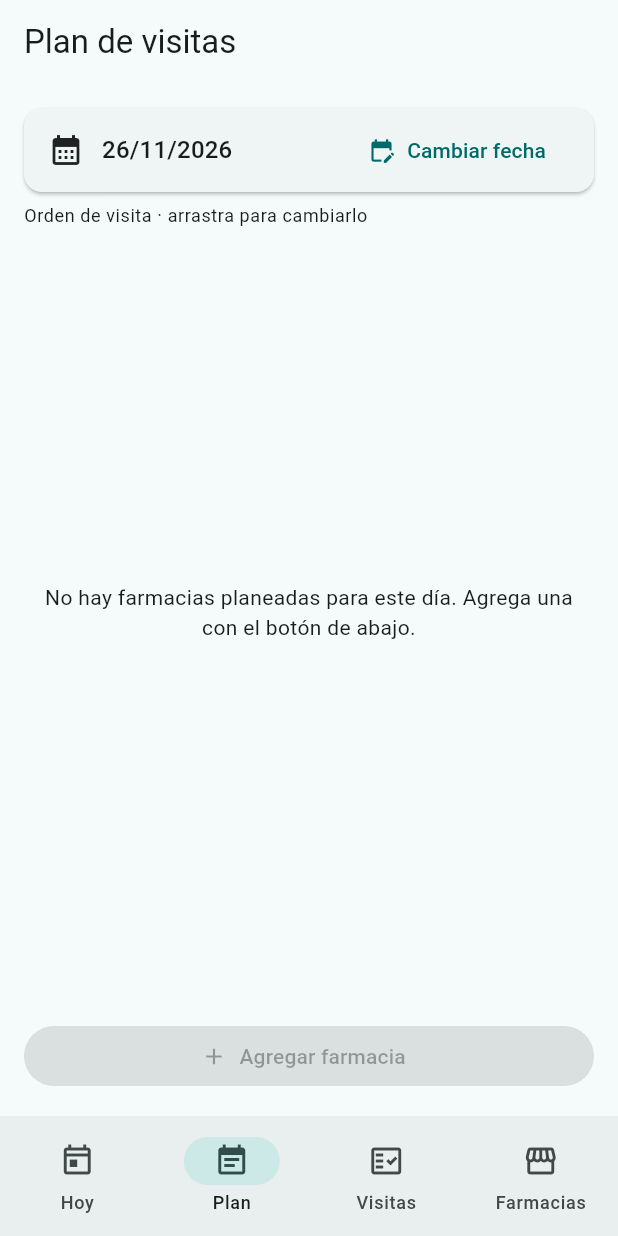
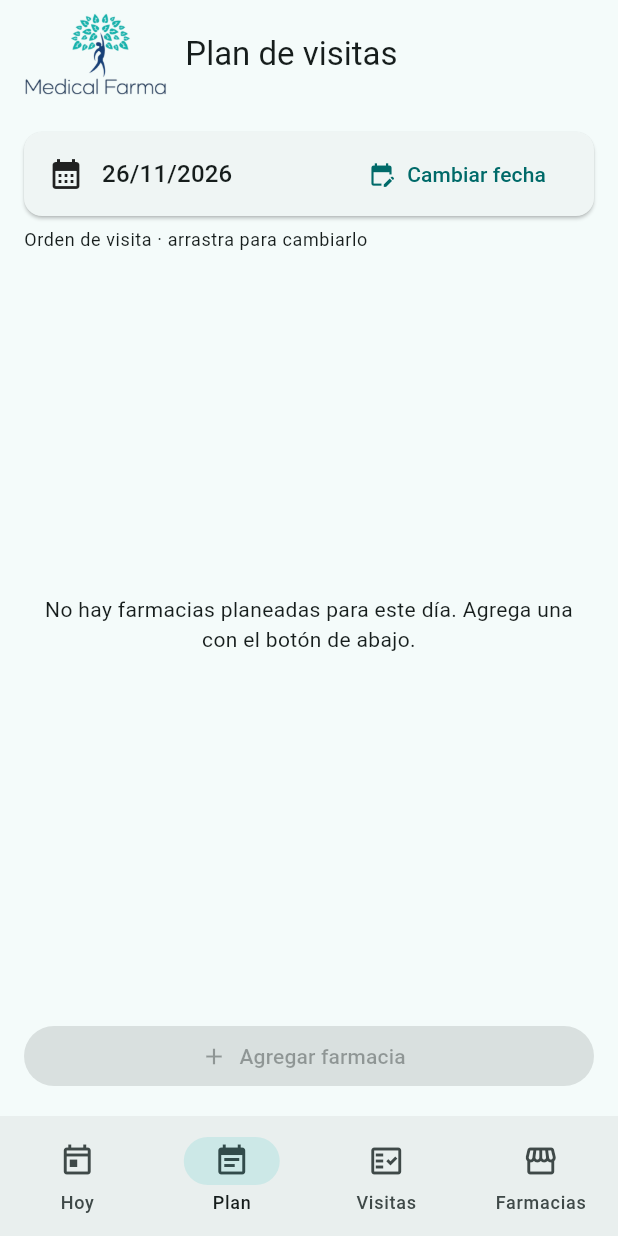
Before and after one commit to MartinEduardoContreras/transferencista, a Flutter app: the screen it shows after launch, item 2 of the bottom bar chosen, on a phone screen of 412 x 824 dp. Run offline on Flutter 3.47's test engine with Material 3 defaults, Android fonts, the phone set to English and light mode, and no system bars; our stand-ins replace geolocator, image_picker, material_ui, sqflite; accounts and stored records are empty.

Commit message:
Usa el logo Medical Farma en la barra superior de todas las pantallas
Agrega BrandAppBar y lo usa en las pantallas con AppBar.
Quita el logo anterior de la T de la app; el icono de escritorio no cambia.

Co-Authored-By: Claude Haiku 5.5 <noreply@anthropic.com>

```diff
--- a/lib/screens/new_pharmacy_screen.dart
+++ b/lib/screens/new_pharmacy_screen.dart
@@ -2,6 +2,7 @@ import 'package:material_ui/material_ui.dart';
 
 import '../data/app_repository.dart';
 import '../models/pharmacy.dart';
+import '../widgets/brand_app_bar.dart';
 
 /// Cadenas o tipos de farmacia que aparecen en el proceso del documento.
 const pharmacyChains = <String>[
@@ -66,7 +67,7 @@ class _NewPharmacyScreenState extends State<NewPharmacyScreen> {
   @override
   Widget build(BuildContext context) {
     return Scaffold(
-      appBar: AppBar(title: const Text('Nueva farmacia')),
+      appBar: const BrandAppBar(title: 'Nueva farmacia'),
       body: Form(
         key: _formKey,
         child: ListView(
--- a/lib/screens/pharmacies_screen.dart
+++ b/lib/screens/pharmacies_screen.dart
@@ -5,6 +5,7 @@ import '../models/pharmacy.dart';
 import '../services/location_service.dart';
 import 'new_pharmacy_screen.dart';
 import 'pharmacy_detail_screen.dart';
+import '../widgets/brand_app_bar.dart';
 
 /// Listado de farmacias con acceso a la creación de nuevas.
 class PharmaciesScreen extends StatelessWidget {
@@ -50,7 +51,7 @@ class PharmaciesScreen extends StatelessWidget {
       builder: (context, _) {
         final pharmacies = repository.pharmacies;
         return Scaffold(
-          appBar: AppBar(title: const Text('Farmacias')),
+          appBar: const BrandAppBar(title: 'Farmacias'),
           floatingActionButton: FloatingActionButton.extended(
             onPressed: () => _createPharmacy(context),
             icon: const Icon(Icons.add),
--- a/lib/screens/pharmacy_detail_screen.dart
+++ b/lib/screens/pharmacy_detail_screen.dart
@@ -7,6 +7,7 @@ import '../services/location_service.dart';
 import '../utils/format.dart';
 import '../widgets/info_section.dart';
 import 'visit_screen.dart';
+import '../widgets/brand_app_bar.dart';
 
 /// Preparación antes de la visita: qué sabe la transferencista del cliente.
 class PharmacyDetailScreen extends StatefulWidget {
@@ -67,7 +68,7 @@ class _PharmacyDetailScreenState extends State<PharmacyDetailScreen> {
     final history = selected == null ? null : repo.lastProductRecord(p, selected);
 
     return Scaffold(
-      appBar: AppBar(title: Text(p.name)),
+      appBar: BrandAppBar(title: p.name),
       body: ListView(
         padding: const EdgeInsets.all(16),
         children: [
--- a/lib/screens/plan_screen.dart
+++ b/lib/screens/plan_screen.dart
@@ -3,6 +3,7 @@ import 'package:material_ui/material_ui.dart';
 import '../data/app_repository.dart';
 import '../models/pharmacy.dart';
 import '../utils/format.dart';
+import '../widgets/brand_app_bar.dart';
 
 /// Plan de visitas: elige una fecha y ordena las farmacias en el orden de visita.
 /// Los cambios se guardan al momento.
@@ -65,7 +66,7 @@ class _PlanScreenState extends State<PlanScreen> {
         final hasAvailable = repo.pharmacies.any((p) => !ids.contains(p.id));
 
         return Scaffold(
-          appBar: AppBar(title: const Text('Plan de visitas')),
+          appBar: const BrandAppBar(title: 'Plan de visitas'),
           body: Column(
             children: [
               Card(
--- a/lib/screens/product_check_screen.dart
+++ b/lib/screens/product_check_screen.dart
@@ -4,6 +4,7 @@ import 'package:material_ui/material_ui.dart';
 
 import '../models/product_record.dart';
 import '../services/photo_storage.dart';
+import '../widgets/brand_app_bar.dart';
 
 /// Registro de un producto durante la visita: exhibición, precio, visibilidad,
 /// inventario, competencia, material POP, agotados y foto del producto.
@@ -65,7 +66,7 @@ class _ProductCheckScreenState extends State<ProductCheckScreen> {
   Widget build(BuildContext context) {
     final photo = _photoPath;
     return Scaffold(
-      appBar: AppBar(title: Text(widget.product)),
+      appBar: BrandAppBar(title: widget.product),
       body: Form(
         key: _formKey,
         child: ListView(
--- a/lib/screens/product_picker_screen.dart
+++ b/lib/screens/product_picker_screen.dart
@@ -1,6 +1,7 @@
 import 'package:material_ui/material_ui.dart';
 
 import '../models/product_record.dart';
+import '../widgets/brand_app_bar.dart';
 
 /// Elige un producto del catálogo que se encontró en la farmacia y su cantidad.
 /// Solo muestra los productos que todavía no están en la visita. Al elegir uno,
@@ -43,7 +44,7 @@ class _ProductPickerScreenState extends State<ProductPickerScreen> {
     ];
 
     return Scaffold(
-      appBar: AppBar(title: const Text('Agregar producto')),
+      appBar: const BrandAppBar(title: 'Agregar producto'),
       body: Column(
         children: [
           Padding(
--- a/lib/screens/transfer_screen.dart
+++ b/lib/screens/transfer_screen.dart
@@ -1,6 +1,7 @@
 import 'package:material_ui/material_ui.dart';
 
 import '../models/transfer.dart';
+import '../widgets/brand_app_bar.dart';
 
 /// Formulario de una transferencia (pedido): producto de la lista, distribuidor
 /// por donde se hace el pedido y cantidad solicitada. Al guardar devuelve el pedido.
@@ -44,7 +45,7 @@ class _TransferScreenState extends State<TransferScreen> {
   @override
   Widget build(BuildContext context) {
     return Scaffold(
-      appBar: AppBar(title: const Text('Nueva transferencia')),
+      appBar: const BrandAppBar(title: 'Nueva transferencia'),
       body: Form(
         key: _formKey,
         child: ListView(
--- a/lib/screens/visit_detail_screen.dart
+++ b/lib/screens/visit_detail_screen.dart
@@ -7,6 +7,7 @@ import '../models/product_record.dart';
 import '../models/visit.dart';
 import '../utils/format.dart';
 import '../widgets/info_section.dart';
+import '../widgets/brand_app_bar.dart';
 
 /// Datos completos de una visita registrada.
 class VisitDetailScreen extends StatelessWidget {
@@ -26,7 +27,7 @@ class VisitDetailScreen extends StatelessWidget {
     final pharmacy = repository.pharmacyById(visit.pharmacyId);
 
     return Scaffold(
-      appBar: AppBar(title: Text(pharmacy?.name ?? 'Visita')),
+      appBar: BrandAppBar(title: pharmacy?.name ?? 'Visita'),
       body: ListView(
         padding: const EdgeInsets.all(16),
         children: [
--- a/lib/screens/visit_screen.dart
+++ b/lib/screens/visit_screen.dart
@@ -19,6 +19,7 @@ import '../utils/format.dart';
 import 'product_check_screen.dart';
 import 'product_picker_screen.dart';
 import 'transfer_screen.dart';
+import '../widgets/brand_app_bar.dart';
 
 /// Radio en metros a partir del cual se avisa y se registra el trayecto.
 const trackingRadiusMeters = 500.0;
@@ -275,7 +276,7 @@ class _VisitScreenState extends State<VisitScreen> {
     final records = _records.values.toList();
 
     return Scaffold(
-      appBar: AppBar(title: Text('Visita · ${widget.pharmacy.name}')),
+      appBar: BrandAppBar(title: 'Visita · ${widget.pharmacy.name}'),
       body: ListView(
         padding: const EdgeInsets.all(16),
         children: [
--- a/lib/screens/visits_screen.dart
+++ b/lib/screens/visits_screen.dart
@@ -4,6 +4,7 @@ import '../data/app_repository.dart';
 import '../models/visit.dart';
 import '../utils/format.dart';
 import 'visit_detail_screen.dart';
+import '../widgets/brand_app_bar.dart';
 
 /// Historial de visitas con indicadores, agrupado por fecha (se puede expandir o colapsar).
 class VisitsScreen extends StatelessWidget {
@@ -41,7 +42,7 @@ class VisitsScreen extends StatelessWidget {
         final days = byDay.keys.toList()..sort((a, b) => b.compareTo(a));
 
         return Scaffold(
-          appBar: AppBar(title: const Text('Visitas')),
+          appBar: const BrandAppBar(title: 'Visitas'),
           body: ListView(
             padding: const EdgeInsets.all(16),
             children: [
--- /dev/null
+++ b/lib/widgets/brand_app_bar.dart
@@ -0,0 +1,39 @@
+import 'package:material_ui/material_ui.dart';
+
+/// Barra superior de la app: logo de Medical Farma seguido del título de la pantalla.
+class BrandAppBar extends StatelessWidget implements PreferredSizeWidget {
+  const BrandAppBar({super.key, required this.title, this.subtitle});
+
+  static const double _toolbarHeight = 72;
+  static const double _logoHeight = 56;
+
+  final String title;
+  final String? subtitle;
+
+  @override
+  Size get preferredSize => const Size.fromHeight(_toolbarHeight);
+
+  @override
+  Widget build(BuildContext context) {
+    return AppBar(
+      toolbarHeight: _toolbarHeight,
+      title: Row(
+        children: [
+          Image.asset('assets/images/logo_medical_farma.png', height: _logoHeight),
+          const SizedBox(width: 12),
+          Expanded(
+            child: Column(
+              crossAxisAlignment: CrossAxisAlignment.start,
+              mainAxisSize: MainAxisSize.min,
+              children: [
+                Text(title, overflow: TextOverflow.ellipsis),
+                if (subtitle != null)
+                  Text(subtitle!, style: Theme.of(context).textTheme.bodySmall),
+              ],
+            ),
+          ),
+        ],
+      ),
+    );
+  }
+}
--- a/pubspec.yaml
+++ b/pubspec.yaml
@@ -24,4 +24,4 @@ dev_dependencies:
 flutter:
   uses-material-design: true
   assets:
-    - assets/images/logo.png
+    - assets/images/logo_medical_farma.png
```
Also changed, not shown: lib/screens/home_screen.dart (+4 -19 lines), assets/images/logo.png (deleted), assets/images/logo_medical_farma.png (added).
